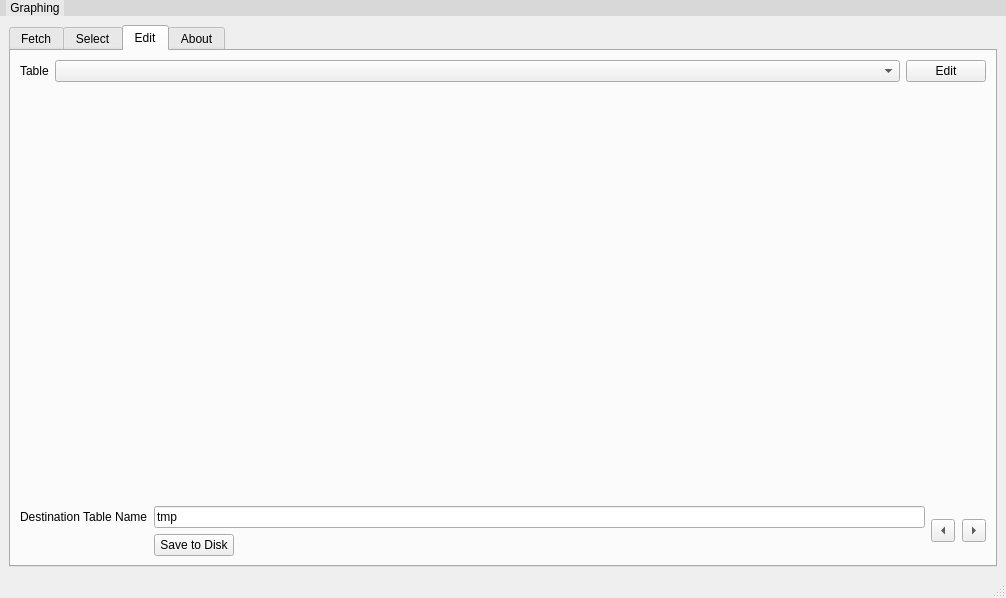
hitranonline/hapiest, file layouts/main_window.ui: the form before one commit.
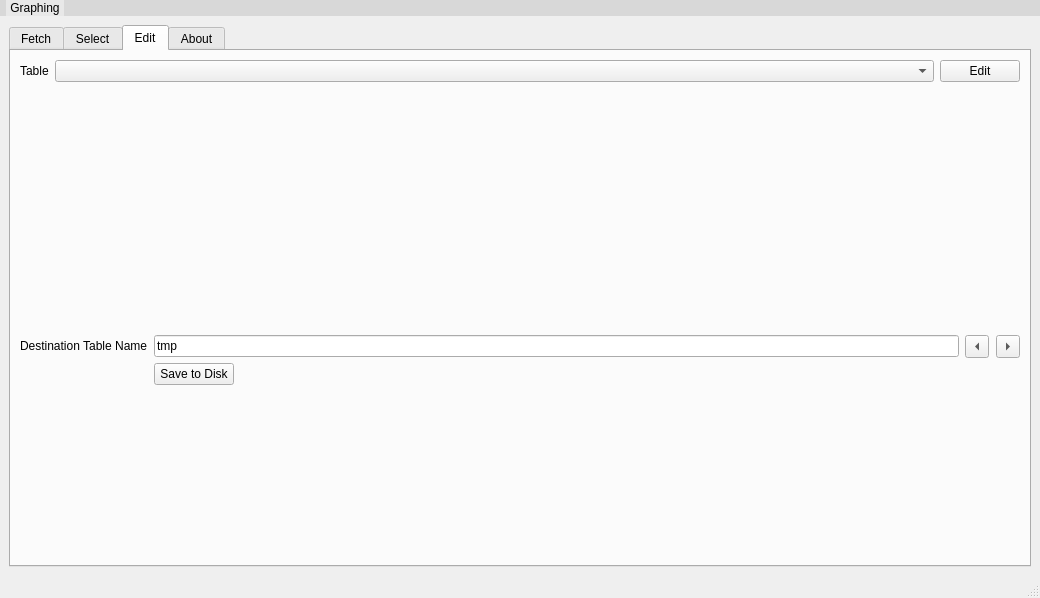
The form after the commit. The open tabs and pages were chosen to show the change.

Commit message: Aligned back & next buttons in edit tab of Main Window

Patch:
```diff
--- a/layouts/main_window.ui
+++ b/layouts/main_window.ui
@@ -6,7 +6,7 @@
    <rect>
     <x>0</x>
     <y>0</y>
-    <width>1006</width>
+    <width>1040</width>
     <height>598</height>
    </rect>
   </property>
@@ -72,7 +72,7 @@
        <enum>QTabWidget::Rounded</enum>
       </property>
       <property name="currentIndex">
-       <number>1</number>
+       <number>2</number>
       </property>
       <widget class="QWidget" name="fetch_tab">
        <attribute name="title">
@@ -903,18 +903,9 @@
               <property name="sizeConstraint">
                <enum>QLayout::SetFixedSize</enum>
               </property>
-              <item row="1" column="0">
-               <widget class="QLabel" name="label_8">
-                <property name="font">
-                 <font>
-                  <pointsize>9</pointsize>
-                 </font>
-                </property>
-                <property name="text">
-                 <string>Destination Table Name</string>
-                </property>
-               </widget>
-              </item>
+              <property name="fieldGrowthPolicy">
+               <enum>QFormLayout::AllNonFixedFieldsGrow</enum>
+              </property>
               <item row="1" column="1">
                <widget class="QLineEdit" name="edit_output_name">
                 <property name="font">
@@ -945,6 +936,18 @@
                 </property>
                </widget>
               </item>
+              <item row="1" column="0">
+               <widget class="QLabel" name="label_8">
+                <property name="font">
+                 <font>
+                  <pointsize>9</pointsize>
+                 </font>
+                </property>
+                <property name="text">
+                 <string>Destination Table Name</string>
+                </property>
+               </widget>
+              </item>
              </layout>
             </item>
             <item>
@@ -956,6 +959,8 @@
                <enum>QLayout::SetFixedSize</enum>
               </property>
               <item>
+               <layout class="QVBoxLayout" name="verticalLayout_6">
+                <item>
                <widget class="QToolButton" name="back_button">
                 <property name="text">
                  <string>...</string>
@@ -966,6 +971,23 @@
                </widget>
               </item>
               <item>
+                 <spacer name="verticalSpacer_8">
+                  <property name="orientation">
+                   <enum>Qt::Vertical</enum>
+                  </property>
+                  <property name="sizeHint" stdset="0">
+                   <size>
+                    <width>20</width>
+                    <height>40</height>
+                   </size>
+                  </property>
+                 </spacer>
+                </item>
+               </layout>
+              </item>
+              <item>
+               <layout class="QVBoxLayout" name="verticalLayout_7">
+                <item>
                <widget class="QToolButton" name="next_button">
                 <property name="text">
                  <string>...</string>
@@ -975,6 +997,21 @@
                 </property>
                </widget>
               </item>
+                <item>
+                 <spacer name="verticalSpacer_9">
+                  <property name="orientation">
+                   <enum>Qt::Vertical</enum>
+                  </property>
+                  <property name="sizeHint" stdset="0">
+                   <size>
+                    <width>20</width>
+                    <height>40</height>
+                   </size>
+                  </property>
+                 </spacer>
+                </item>
+               </layout>
+              </item>
              </layout>
             </item>
            </layout>
@@ -1100,7 +1137,7 @@
     <rect>
      <x>0</x>
      <y>0</y>
-     <width>1006</width>
+     <width>1040</width>
      <height>23</height>
     </rect>
    </property>
```
Lines whose indentation alone changed are shown as unchanged.
